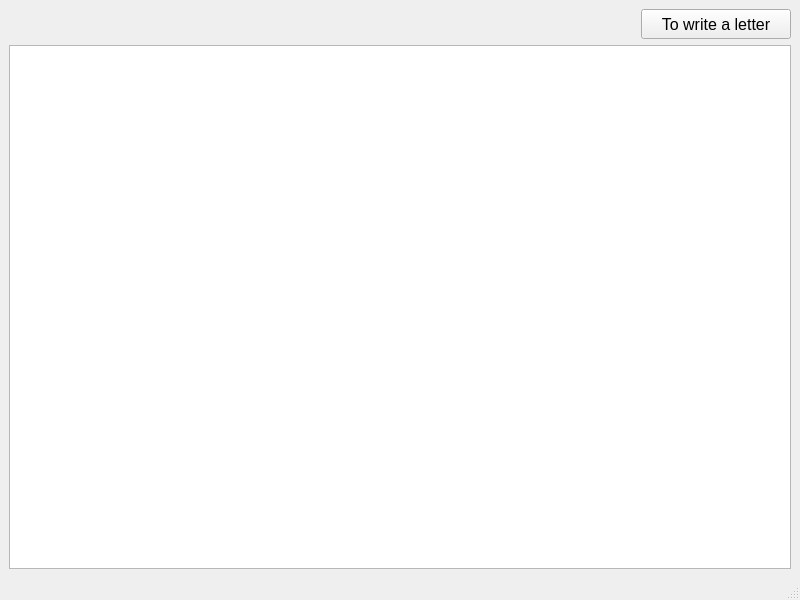
Qt form ui/raw/NameMail.ui (Nakama3942/NameMail) before a commit.
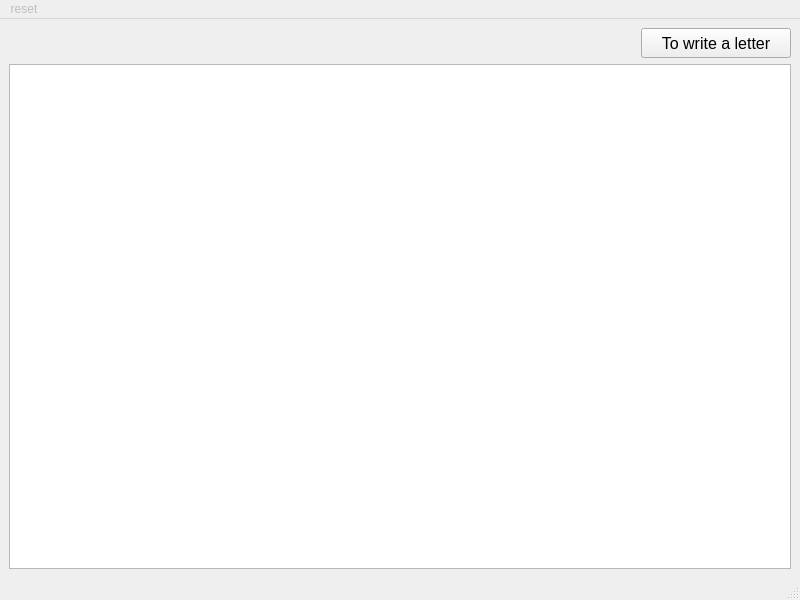
The same form after that commit.

Commit message: Implemented saving downloaded mail to a file, fast loading and the ability to reset data during reboot

```diff
--- a/ui/raw/NameMail.ui
+++ b/ui/raw/NameMail.ui
@@ -86,6 +86,17 @@
      <height>21</height>
     </rect>
    </property>
+   <widget class="QMenu" name="menureset">
+    <property name="enabled">
+     <bool>false</bool>
+    </property>
+    <property name="title">
+     <string>reset</string>
+    </property>
+    <addaction name="actionRelogin"/>
+    <addaction name="actionRedownload"/>
+   </widget>
+   <addaction name="menureset"/>
   </widget>
   <widget class="QStatusBar" name="statusbar"/>
  </widget>
```
Left out of the diff: 10 changed lines with no effect on the pictures. The commit also changes 5 other files.
